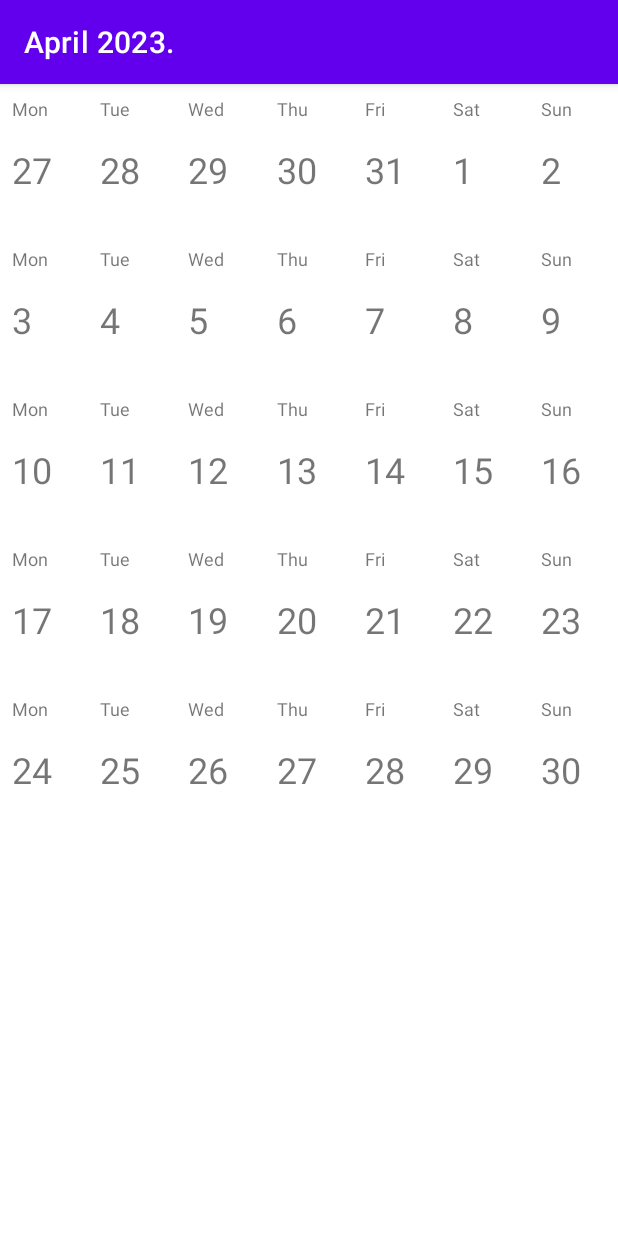
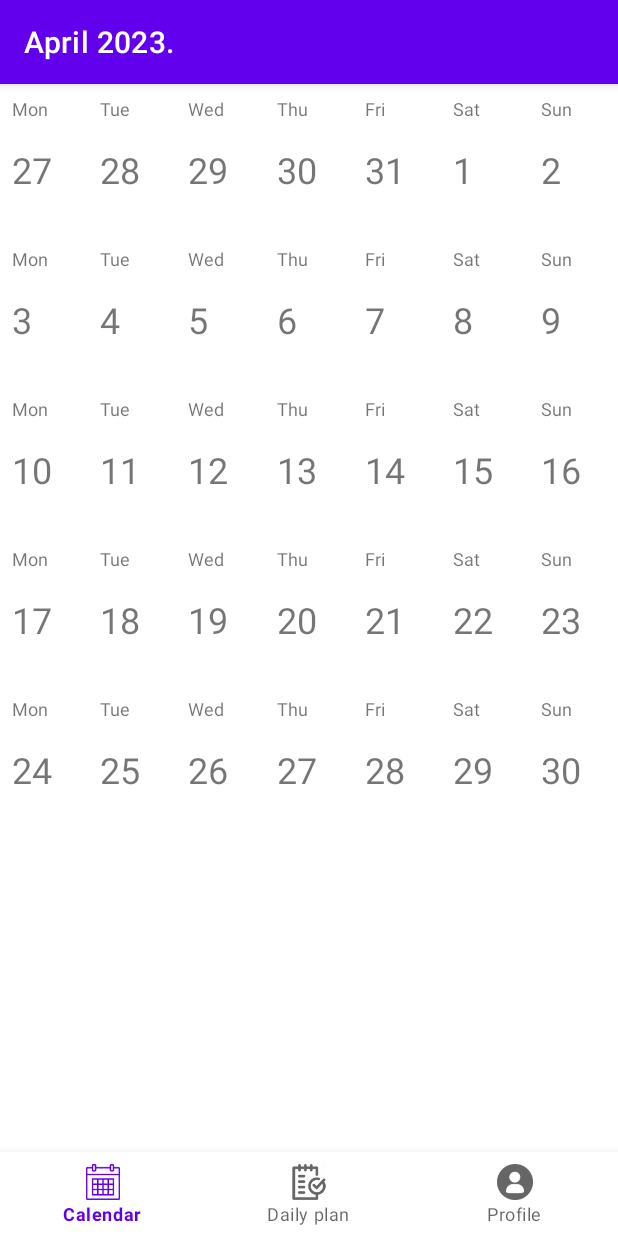
Before and after one commit to Mixa26/RAF-Dnevnjak, an Android app: the CalendarFragment screen opened directly, with no data from a screen before it, on a phone screen of 412 x 824 dp. Run offline under Robolectric (Android 15) with nearby library versions, the phone set to English and light mode, and no system bars; 2 statements that could not run were skipped.

Commit message:
Bottom navigation implemented so that the user can switch between Calendar and Profile. To go to the daily plan the user needs to choose a date from the calendar. The title of the action updates accordingly.

```diff
--- a/app/src/main/java/com/example/rafdnevnjak/view/activities/MainActivity.java
+++ b/app/src/main/java/com/example/rafdnevnjak/view/activities/MainActivity.java
@@ -5,14 +5,18 @@ import androidx.appcompat.app.AppCompatActivity;
 import androidx.lifecycle.ViewModelProvider;
 import androidx.recyclerview.widget.GridLayoutManager;
 import androidx.recyclerview.widget.RecyclerView;
+import androidx.viewpager.widget.ViewPager;
 
 import android.os.Bundle;
 
 import com.example.rafdnevnjak.R;
+import com.example.rafdnevnjak.model.Date;
 import com.example.rafdnevnjak.view.fragments.CalendarFragment;
 import com.example.rafdnevnjak.view.recycler.adapter.MonthAdapter;
 import com.example.rafdnevnjak.view.recycler.differ.DateDiffItemCallback;
+import com.example.rafdnevnjak.view.viewpager.PagerAdapter;
 import com.example.rafdnevnjak.viewmodels.RecyclerViewModel;
+import com.google.android.material.bottomnavigation.BottomNavigationView;
 
 import java.time.LocalDate;
 import java.time.format.TextStyle;
@@ -21,13 +25,68 @@ import java.util.Locale;
 
 public class MainActivity extends AppCompatActivity {
 
+    private ViewPager viewPager;
+
+    private Date dateSelected;
+
     @Override
     protected void onCreate(Bundle savedInstanceState) {
         super.onCreate(savedInstanceState);
         setContentView(R.layout.activity_main);
 
-        CalendarFragment calendarFragment = new CalendarFragment();
-        getSupportFragmentManager().beginTransaction()
-                .add(R.id.fragment_container, calendarFragment).commit();
+        init();
+    }
+
+    private void init(){
+        initViewPager();
+        initNavigation();
+    }
+
+    /**
+     * Initializes the view pager for menus: calendar, daily plan and profile
+     */
+    private void initViewPager(){
+        viewPager = findViewById(R.id.viewPager);
+        viewPager.setAdapter(new PagerAdapter(getSupportFragmentManager()));
+        viewPager.setCurrentItem(PagerAdapter.CALENDAR, false);
+
+        //Initial setting of the title to the corresponding month and year
+        setTitle(LocalDate.now().getMonth().getDisplayName(TextStyle.FULL, Locale.ENGLISH) + " " + LocalDate.now().getYear() + ".");
+    }
+
+    /**
+     * Initializes switched between fragments when clicking the bottom navigation buttons
+     */
+    private void initNavigation(){
+        ((BottomNavigationView)findViewById(R.id.bottomNavigation)).setOnItemSelectedListener(item -> {
+            switch (item.getItemId()) {
+                //We don't want the user to be able to pick the daily plan through the menu,
+                //but rather through clicking on a certain date
+                case R.id.calendarMenu: {
+                    //Reset the date text to month text if switching from the DailyPlanFragment
+                    if (dateSelected != null){
+                        setTitle(dateSelected.getDate().getMonth().getDisplayName(TextStyle.FULL, Locale.ENGLISH) + " " + dateSelected.getDate().getYear() + ".");
+                    }
+                    viewPager.setCurrentItem(PagerAdapter.CALENDAR, false); break;
+                }
+                case R.id.profileMenu: {
+                    //Set the title to profile
+                    setTitle(R.string.profile);
+                    viewPager.setCurrentItem(PagerAdapter.PROFILE, false); break;
+                }
+            }
+            return true;
+        });
+    }
+
+    /**
+     * Sets the selected date to the one clicked by the user and opens the DailyPlanFragment
+     * @param dateSelected The date that has been clicked on in the calendar.
+     */
+    public void openDailyPlanMenu(Date dateSelected) {
+        this.dateSelected = dateSelected;
+        ((BottomNavigationView)findViewById(R.id.bottomNavigation)).setSelectedItemId(R.id.dailyPlanMenu);
+        setTitle(dateSelected.getDate().getMonth().getDisplayName(TextStyle.FULL,Locale.ENGLISH) + " " + dateSelected.getDate().getDayOfMonth() + ". " + dateSelected.getDate().getYear() + ".");
+        viewPager.setCurrentItem(PagerAdapter.DAILY_PLAN, false);
     }
 }
--- a/app/src/main/java/com/example/rafdnevnjak/view/fragments/CalendarFragment.java
+++ b/app/src/main/java/com/example/rafdnevnjak/view/fragments/CalendarFragment.java
@@ -37,10 +37,6 @@ public class CalendarFragment extends Fragment {
     public View onCreateView(@NonNull LayoutInflater inflater, @Nullable ViewGroup container, @Nullable Bundle savedInstanceState) {
         view = inflater.inflate(R.layout.fragment_calendar, container, false);
         recyclerViewModel = new ViewModelProvider(this).get(RecyclerViewModel.class);
-
-        //Initial setting of the title to the corresponding month and year
-        Date lastDate = recyclerViewModel.getDatesList().get(recyclerViewModel.getDatesList().size()-1);
-        getActivity().setTitle(lastDate.getDate().getMonth().getDisplayName(TextStyle.FULL, Locale.ENGLISH) + " " + lastDate.getDate().getYear() + ".");
 
         init();
 
@@ -109,9 +105,7 @@ public class CalendarFragment extends Fragment {
      * Initializes the recycler view that will show the calendar
      */
     private void initRecycler(){
-        monthAdapter = new MonthAdapter(new DateDiffItemCallback(), date -> {
-            //TODO open the tasks for that date
-        });
+        monthAdapter = new MonthAdapter(new DateDiffItemCallback(), date -> {});
         recyclerView.setLayoutManager(new GridLayoutManager(getContext(), 7));
         recyclerView.setAdapter(monthAdapter);
     }
--- /dev/null
+++ b/app/src/main/java/com/example/rafdnevnjak/view/fragments/DailyPlanFragment.java
@@ -0,0 +1,6 @@
+package com.example.rafdnevnjak.view.fragments;
+
+import androidx.fragment.app.Fragment;
+
+public class DailyPlanFragment extends Fragment {
+}
--- /dev/null
+++ b/app/src/main/java/com/example/rafdnevnjak/view/fragments/ProfileFragment.java
@@ -0,0 +1,6 @@
+package com.example.rafdnevnjak.view.fragments;
+
+import androidx.fragment.app.Fragment;
+
+public class ProfileFragment extends Fragment {
+}
--- a/app/src/main/java/com/example/rafdnevnjak/view/recycler/adapter/MonthAdapter.java
+++ b/app/src/main/java/com/example/rafdnevnjak/view/recycler/adapter/MonthAdapter.java
@@ -4,6 +4,7 @@ import android.view.LayoutInflater;
 import android.view.View;
 import android.view.ViewGroup;
 import android.widget.TextView;
+import android.widget.Toast;
 
 import androidx.annotation.NonNull;
 
@@ -17,6 +18,7 @@ import androidx.recyclerview.widget.RecyclerView;
 
 import com.example.rafdnevnjak.R;
 import com.example.rafdnevnjak.model.Date;
+import com.example.rafdnevnjak.view.activities.MainActivity;
 
 public class MonthAdapter extends ListAdapter<Date, MonthAdapter.DayViewHolder> {
 
@@ -41,6 +43,11 @@ public class MonthAdapter extends ListAdapter<Date, MonthAdapter.DayViewHolder>
     public void onBindViewHolder(@NonNull DayViewHolder holder, int position) {
         Date date = getItem(position);
         holder.bind(date);
+
+        //Open the DailyPlanFragment when a date is selected
+        holder.itemView.setOnClickListener(v -> {
+            ((MainActivity)holder.itemView.getContext()).openDailyPlanMenu(date);
+        });
     }
 
     public static class DayViewHolder extends RecyclerView.ViewHolder {
@@ -57,11 +64,13 @@ public class MonthAdapter extends ListAdapter<Date, MonthAdapter.DayViewHolder>
                 }
             });
 
+            //Get the view components for the day and date so we can set them later
             dayOfWeek = itemView.findViewById(R.id.dayOfWeek);
             dateOfMonth = itemView.findViewById(R.id.dateOfMonth);
         }
 
         public void bind(Date date){
+            //Set the day of week text and date text
             dayOfWeek.setText(date.getDate().getDayOfWeek().getDisplayName(TextStyle.SHORT, Locale.ENGLISH));
             dateOfMonth.setText(String.valueOf(date.getDate().getDayOfMonth()));
         }
--- /dev/null
+++ b/app/src/main/java/com/example/rafdnevnjak/view/viewpager/NonScrollableViewPager.java
@@ -0,0 +1,26 @@
+package com.example.rafdnevnjak.view.viewpager;
+
+import android.content.Context;
+import android.util.AttributeSet;
+import android.view.MotionEvent;
+
+import androidx.annotation.NonNull;
+import androidx.annotation.Nullable;
+import androidx.viewpager.widget.ViewPager;
+
+public class NonScrollableViewPager extends ViewPager {
+
+    public NonScrollableViewPager(@NonNull Context context, @Nullable AttributeSet attrs) {
+        super(context, attrs);
+    }
+
+    @Override
+    public boolean onTouchEvent(MotionEvent ev) {
+        return false;
+    }
+
+    @Override
+    public boolean onInterceptTouchEvent(MotionEvent ev) {
+        return false;
+    }
+}
--- /dev/null
+++ b/app/src/main/java/com/example/rafdnevnjak/view/viewpager/PagerAdapter.java
@@ -0,0 +1,50 @@
+package com.example.rafdnevnjak.view.viewpager;
+
+import androidx.annotation.NonNull;
+import androidx.annotation.Nullable;
+import androidx.fragment.app.Fragment;
+import androidx.fragment.app.FragmentManager;
+import androidx.fragment.app.FragmentPagerAdapter;
+
+import com.example.rafdnevnjak.view.fragments.CalendarFragment;
+import com.example.rafdnevnjak.view.fragments.DailyPlanFragment;
+import com.example.rafdnevnjak.view.fragments.ProfileFragment;
+
+public class PagerAdapter extends FragmentPagerAdapter {
+
+    private final int ITEM_COUNT = 3;
+    public static final int CALENDAR = 0;
+    public static final int DAILY_PLAN = 1;
+    public static final int PROFILE = 2;
+
+    public PagerAdapter(@NonNull FragmentManager fm) {
+        super(fm, BEHAVIOR_RESUME_ONLY_CURRENT_FRAGMENT);
+    }
+
+    @NonNull
+    @Override
+    public Fragment getItem(int position) {
+        Fragment fragment;
+        switch (position) {
+            case CALENDAR: fragment = new CalendarFragment(); break;
+            case DAILY_PLAN: fragment = new DailyPlanFragment(); break;
+            default: fragment = new ProfileFragment(); break;
+        }
+        return fragment;
+    }
+
+    @Override
+    public int getCount() {
+        return ITEM_COUNT;
+    }
+
+    @Nullable
+    @Override
+    public CharSequence getPageTitle(int position) {
+        switch(position){
+            case CALENDAR: return "Calendar";
+            case DAILY_PLAN: return "Daily plan";
+            default: return "Profile";
+        }
+    }
+}
--- a/app/src/main/res/layout/activity_main.xml
+++ b/app/src/main/res/layout/activity_main.xml
@@ -6,11 +6,20 @@
     android:layout_height="match_parent"
     tools:context=".view.activities.MainActivity">
 
-    <FrameLayout
-        android:id="@+id/fragment_container"
+    <com.example.rafdnevnjak.view.viewpager.NonScrollableViewPager
+        android:id="@+id/viewPager"
         android:layout_width="match_parent"
         android:layout_height="0dp"
         android:layout_weight="1"
         tools:ignore="MissingConstraints" />
 
+    <com.google.android.material.bottomnavigation.BottomNavigationView
+        android:id="@+id/bottomNavigation"
+        android:layout_width="match_parent"
+        android:layout_height="56dp"
+        app:layout_constraintBottom_toBottomOf="parent"
+        app:layout_constraintStart_toStartOf="parent"
+        app:layout_constraintStart_toEndOf="parent"
+        app:menu="@menu/bottom_navigation"/>
+
 </androidx.constraintlayout.widget.ConstraintLayout>
--- /dev/null
+++ b/app/src/main/res/menu/bottom_navigation.xml
@@ -0,0 +1,18 @@
+<?xml version="1.0" encoding="utf-8"?>
+<menu xmlns:android="http://schemas.android.com/apk/res/android">
+    <item
+        android:id="@+id/calendarMenu"
+        android:icon="@drawable/calendar"
+        android:title="Calendar" />
+
+    <item
+        android:id="@+id/dailyPlanMenu"
+        android:icon="@drawable/dailyplan"
+        android:title="Daily plan"
+        android:enabled="false"/>
+
+    <item
+        android:id="@+id/profileMenu"
+        android:icon="@drawable/profile"
+        android:title="Profile" />
+</menu>
--- a/app/src/main/res/values/strings.xml
+++ b/app/src/main/res/values/strings.xml
@@ -14,4 +14,5 @@
     <string name="password_forbidden_symbols_alert">Password must not contain any of the "~#^|$%&amp;*!" symbols!</string>
     <string name="no_such_user_alert">No user with provided credentials exists.</string>
     <string name="app_user_internal_error">Internal error occurred while reading users :(</string>
+    <string name="profile">Profile</string>
 </resources>
```
Also changed, not shown: app/src/main/res/drawable/calendar.png (added), app/src/main/res/drawable/dailyplan.png (added), app/src/main/res/drawable/profile.png (added).
